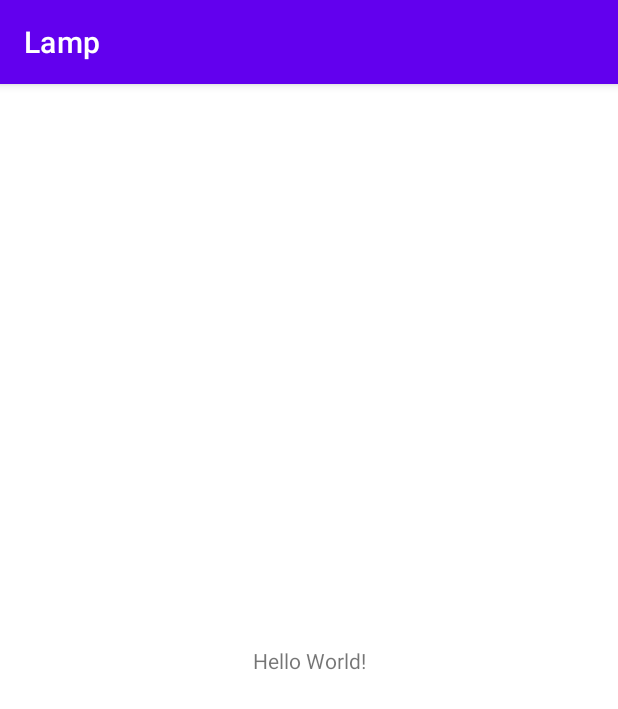
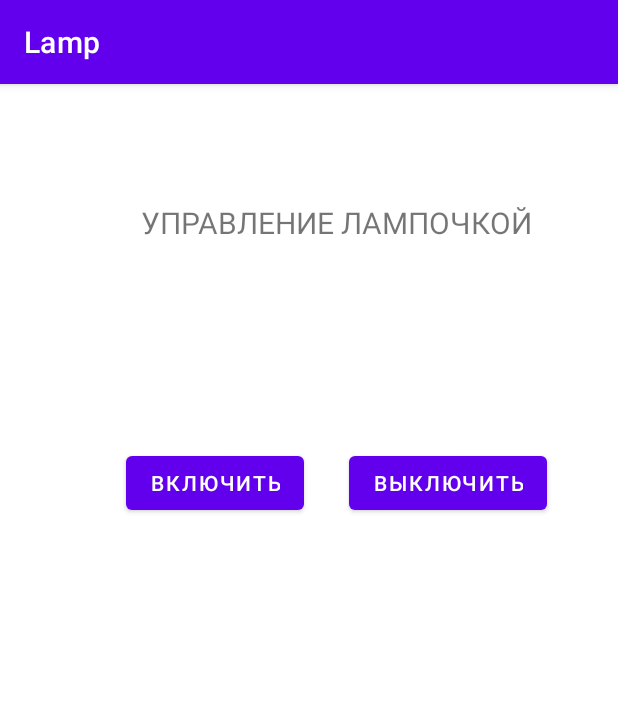
Before and after one commit to tomilko/ProjectLamp1, an Android app: the screen it shows after launch (MainActivity), on a phone screen of 412 x 824 dp. Shown: the top 709 px of the screen. Run offline under Robolectric (Android 15) with nearby library versions, the phone set to English and light mode, and no system bars.

Commit message:
Создание UI для приложения

```diff
--- a/Lamp/app/src/main/res/layout/activity_main.xml
+++ b/Lamp/app/src/main/res/layout/activity_main.xml
@@ -7,12 +7,39 @@
     tools:context=".MainActivity">
 
     <TextView
+        android:id="@+id/textView"
         android:layout_width="wrap_content"
         android:layout_height="wrap_content"
-        android:text="Hello World!"
+        android:text="@string/textView"
+        android:textSize="20sp"
         app:layout_constraintBottom_toBottomOf="parent"
         app:layout_constraintEnd_toEndOf="parent"
+        app:layout_constraintHorizontal_bias="0.619"
         app:layout_constraintStart_toStartOf="parent"
-        app:layout_constraintTop_toTopOf="parent" />
+        app:layout_constraintTop_toTopOf="parent"
+        app:layout_constraintVertical_bias="0.106" />
+
+    <Button
+        android:id="@+id/button"
+        android:layout_width="wrap_content"
+        android:layout_height="wrap_content"
+        android:layout_marginTop="136dp"
+        android:text="@string/ON"
+        app:layout_constraintEnd_toEndOf="parent"
+        app:layout_constraintHorizontal_bias="0.287"
+        app:layout_constraintStart_toStartOf="parent"
+        app:layout_constraintTop_toBottomOf="@+id/textView" />
+
+    <Button
+        android:id="@+id/OFF"
+        android:layout_width="wrap_content"
+        android:layout_height="0dp"
+        android:layout_marginStart="12dp"
+        android:layout_marginTop="136dp"
+        android:text="@string/OFF"
+        app:layout_constraintEnd_toEndOf="parent"
+        app:layout_constraintHorizontal_bias="0.274"
+        app:layout_constraintStart_toEndOf="@+id/button"
+        app:layout_constraintTop_toBottomOf="@+id/textView" />
 
 </androidx.constraintlayout.widget.ConstraintLayout>
--- a/Lamp/app/src/main/res/values/strings.xml
+++ b/Lamp/app/src/main/res/values/strings.xml
@@ -1,3 +1,6 @@
 <resources>
     <string name="app_name">Lamp</string>
+    <string name="ON">Включить</string>
+    <string name="OFF">Выключить</string>
+    <string name="textView">УПРАВЛЕНИЕ ЛАМПОЧКОЙ</string>
 </resources>
```
